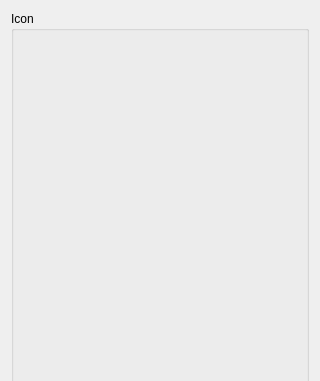
This is src/ui/widgets/SaveDetailsPanel.ui in PCSX2/myMCpp as Qt 5 draws it before an edit; both pictures show x 0 to 320 and y 0 to 381 of the 320 by 600 pixel window. The edited form follows.
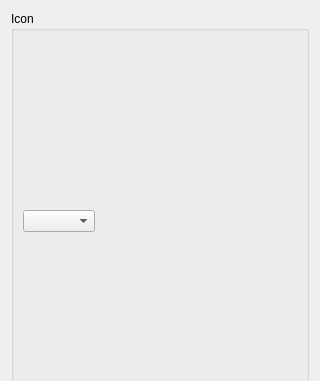
This is the edited form.

Commit message: Qt/Formats: Add copy and delete icon previews

```diff
--- a/src/ui/widgets/SaveDetailsPanel.ui
+++ b/src/ui/widgets/SaveDetailsPanel.ui
@@ -18,20 +18,7 @@
      </property>
      <layout class="QVBoxLayout" name="iconLayout">
       <item>
-       <widget class="QWidget" name="iconControls">
-        <property name="sizePolicy">
-         <sizepolicy hsizetype="Preferred" vsizetype="Fixed">
-          <horstretch>0</horstretch>
-          <verstretch>0</verstretch>
-         </sizepolicy>
-        </property>
-        <property name="minimumSize">
-         <size>
-          <width>0</width>
-          <height>32</height>
-         </size>
-        </property>
-        <layout class="QHBoxLayout" name="iconControlsLayout">
+       <layout class="QGridLayout" name="iconControlsLayout" columnstretch="1,0,1">
          <property name="leftMargin">
           <number>0</number>
          </property>
@@ -44,19 +31,30 @@
          <property name="bottomMargin">
           <number>0</number>
          </property>
-         <item>
-          <spacer name="iconControlsLeftSpacer">
-           <property name="orientation">
-            <enum>Qt::Orientation::Horizontal</enum>
-           </property>
-           <property name="sizeHint" stdset="0">
-            <size>
-             <width>40</width>
-             <height>20</height>
-            </size>
-           </property>
-          </spacer>
-         </item>
+        <item row="0" column="0" alignment="Qt::AlignmentFlag::AlignLeft|Qt::AlignmentFlag::AlignVCenter">
+         <widget class="QComboBox" name="iconTypeComboBox">
+          <property name="sizePolicy">
+           <sizepolicy hsizetype="Maximum" vsizetype="Fixed">
+            <horstretch>0</horstretch>
+            <verstretch>0</verstretch>
+           </sizepolicy>
+          </property>
+          <property name="visible">
+           <bool>false</bool>
+          </property>
+          <property name="toolTip">
+           <string>Choose which save icon to preview</string>
+          </property>
+          <property name="accessibleName">
+           <string>Icon animation</string>
+          </property>
+          <property name="sizeAdjustPolicy">
+           <enum>QComboBox::SizeAdjustPolicy::AdjustToContents</enum>
+          </property>
+         </widget>
+        </item>
+        <item row="0" column="1">
+         <layout class="QHBoxLayout" name="iconButtonsLayout">
          <item>
           <widget class="QPushButton" name="playPauseButton">
            <property name="maximumSize">
@@ -157,21 +155,22 @@
            </property>
           </widget>
          </item>
-         <item>
+         </layout>
+        </item>
+        <item row="0" column="2">
           <spacer name="iconControlsRightSpacer">
            <property name="orientation">
             <enum>Qt::Orientation::Horizontal</enum>
            </property>
            <property name="sizeHint" stdset="0">
             <size>
-             <width>40</width>
+            <width>0</width>
              <height>20</height>
             </size>
            </property>
           </spacer>
          </item>
         </layout>
-       </widget>
       </item>
      </layout>
     </widget>
```
Lines whose indentation alone changed are shown as unchanged. The commit also changes 6 other files.
